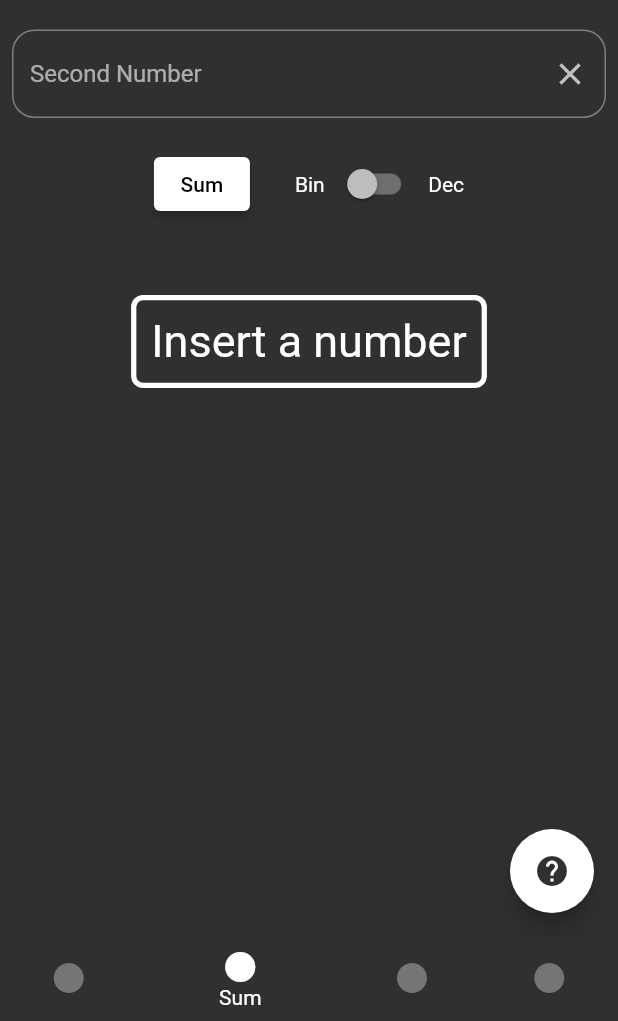
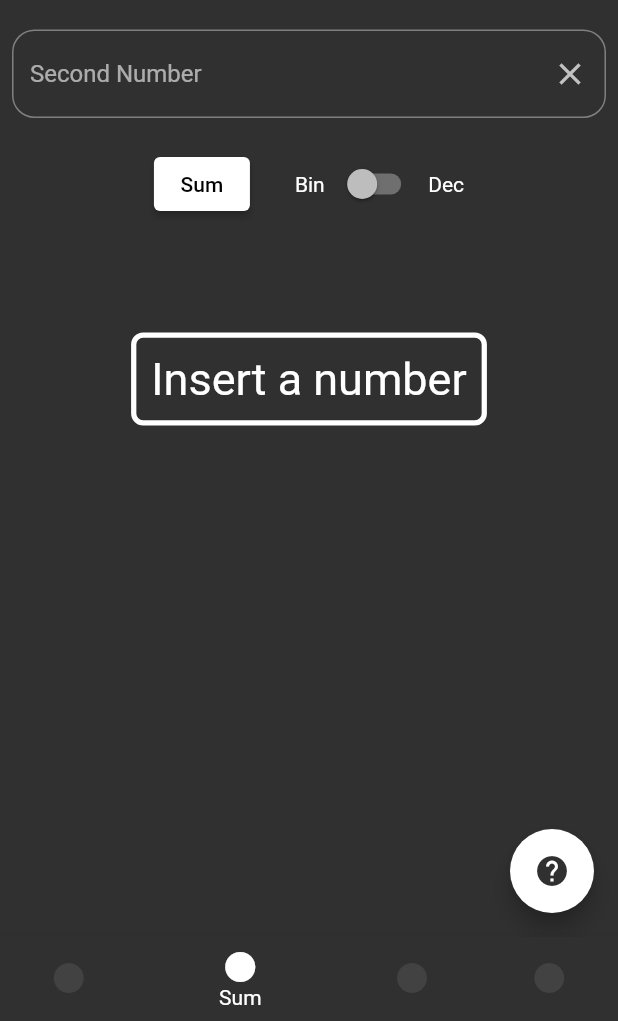
Before and after one commit to nick747/f_bit_calculator, a Flutter app: the screen it shows after launch, item 2 of the bottom bar chosen, on a phone screen of 412 x 824 dp, the part 215-1236 px from its top. Run offline on Flutter 3.47's test engine with Material 2 defaults, Android fonts, the light colour scheme and no system bars; our stand-ins replace google_fonts; Roboto replaces fonts that are missing (Fira Mono).

Commit message:
Fixed Style and Design

```diff
--- a/lib/main.dart
+++ b/lib/main.dart
@@ -60,7 +60,6 @@ int _currentIndex = 0;
         currentIndex: _currentIndex,
         onTap: _onItemTapped,
         selectedItemColor: Colors.white,
-        unselectedItemColor: Colors.grey[600],
         items: const <BottomNavigationBarItem>[
           BottomNavigationBarItem(
             icon: Icon(Icons.circle),
--- a/lib/views/conv.dart
+++ b/lib/views/conv.dart
@@ -83,7 +83,7 @@ class _ConvState extends State<Conv> {
                     onPressed: bin.clear,
                     icon: const Icon(Icons.clear),
                   ),
-                  hintText: 'Binary',
+                  hintText: 'Binary Number',
                   border: OutlineInputBorder(
                     borderRadius: BorderRadius.circular(15.00),
                   ),
--- a/lib/views/mol.dart
+++ b/lib/views/mol.dart
@@ -20,6 +20,7 @@ class _MolState extends State<Mol> {
     return Scaffold(
       body: Padding(
         padding: const EdgeInsets.all(8.0),
+        child: SingleChildScrollView(
           child: Column(
             children: [
               const SizedBox(
@@ -92,7 +93,7 @@ class _MolState extends State<Mol> {
                 ],
               ),
               const SizedBox(
-              height: 50,
+                height: 75,
               ),
               Container(
                 padding: const EdgeInsets.all(10.0),
@@ -115,6 +116,7 @@ class _MolState extends State<Mol> {
                 ),
               ),
             ],
+          ),
         ),
       ),
       floatingActionButton: FloatingActionButton(
--- a/lib/views/sub.dart
+++ b/lib/views/sub.dart
@@ -20,6 +20,7 @@ class _SubState extends State<Sub> {
     return Scaffold(
       body: Padding(
         padding: const EdgeInsets.all(8.0),
+        child: SingleChildScrollView(
           child: Column(
             children: [
               const SizedBox(
@@ -92,7 +93,7 @@ class _SubState extends State<Sub> {
                 ],
               ),
               const SizedBox(
-              height: 50,
+                height: 75,
               ),
               Container(
                 padding: const EdgeInsets.all(10.0),
@@ -115,6 +116,7 @@ class _SubState extends State<Sub> {
                 ),
               ),
             ],
+          ),
         ),
       ),
       floatingActionButton: FloatingActionButton(
--- a/lib/views/sum.dart
+++ b/lib/views/sum.dart
@@ -20,6 +20,7 @@ class _SumState extends State<Sum> {
     return Scaffold(
       body: Padding(
         padding: const EdgeInsets.all(8.0),
+        child: SingleChildScrollView(
           child: Column(
             children: [
               const SizedBox(
@@ -92,7 +93,7 @@ class _SumState extends State<Sum> {
                 ],
               ),
               const SizedBox(
-              height: 50,
+                height: 75,
               ),
               Container(
                 padding: const EdgeInsets.all(10.0),
@@ -115,6 +116,7 @@ class _SumState extends State<Sum> {
                 ),
               ),
             ],
+          ),
         ),
       ),
       floatingActionButton: FloatingActionButton(
```
Lines whose indentation alone changed are shown as unchanged.
